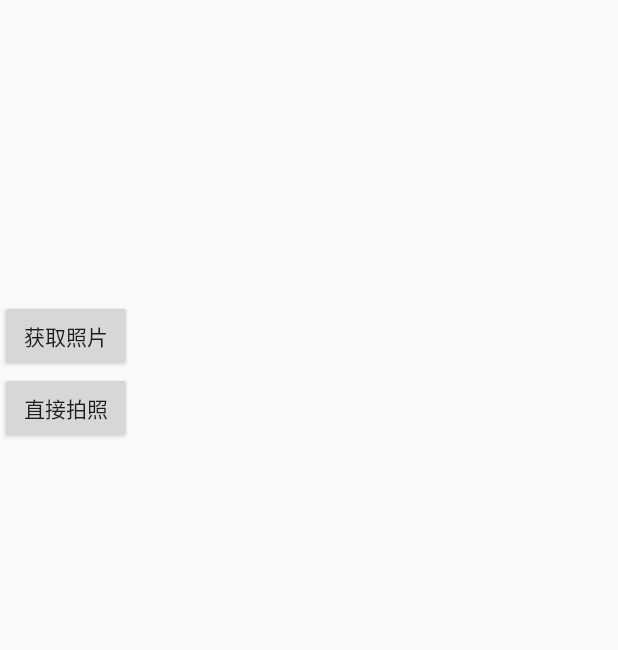
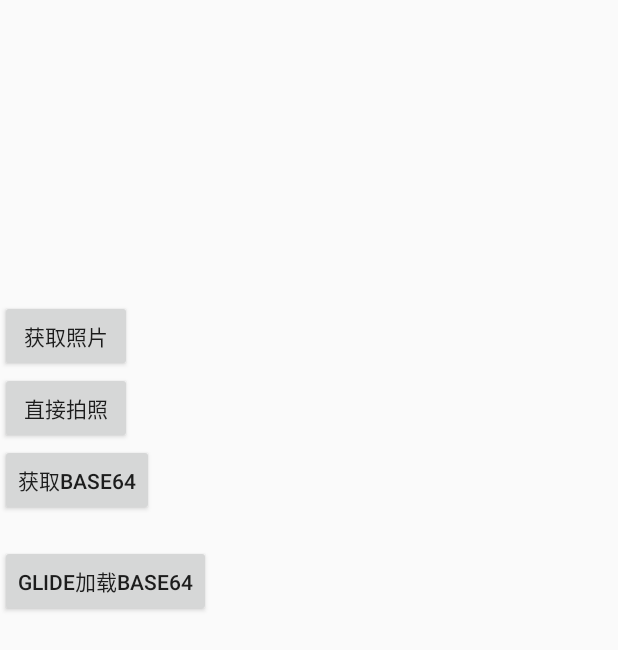
Before and after one commit to GuchaoGit/mytest, an Android app: the ImagePickerTest screen opened directly, with no data from a screen before it, on a phone screen of 412 x 824 dp. Shown: the top 650 px of the screen. Run offline under Robolectric (Android 15) with nearby library versions, the phone set to English and light mode, and no system bars; libraries missing offline, so code that uses them is left out: com.blankj.utilcode, com.mylhyl.acp; pictures from the network do not load; 1 statement that could not run was skipped.

Commit message:
Base64对图片进行处理

```diff
--- a/app/src/main/res/layout/aty_imagepicker_test.xml
+++ b/app/src/main/res/layout/aty_imagepicker_test.xml
@@ -23,4 +23,40 @@
         android:layout_below="@+id/btn_imagepickertest"
         android:text="直接拍照" />
 
+    <ScrollView
+        android:layout_width="match_parent"
+        android:layout_height="wrap_content"
+        android:layout_below="@+id/btn_imagepickertest_take_pic">
+
+        <LinearLayout
+            android:layout_width="match_parent"
+            android:layout_height="wrap_content"
+            android:orientation="vertical">
+
+            <Button
+                android:id="@+id/btn_get_base64"
+                android:layout_width="wrap_content"
+                android:layout_height="wrap_content"
+                android:text="获取base64" />
+
+            <TextView
+                android:id="@+id/tv_base64"
+                android:layout_width="match_parent"
+                android:layout_height="wrap_content"
+                android:ellipsize="end"
+                android:maxLines="4" />
+
+            <Button
+                android:id="@+id/btn_glide_show_base64"
+                android:layout_width="wrap_content"
+                android:layout_height="wrap_content"
+                android:text="Glide加载base64" />
+
+            <ImageView
+                android:id="@+id/iv_show"
+                android:layout_width="200dp"
+                android:layout_height="200dp" />
+        </LinearLayout>
+    </ScrollView>
+
 </RelativeLayout>
```
Also changed, not shown: app/src/main/java/com/example/hardcattle/myapplication/ImagePickerTest.java (+52 -2 lines).
